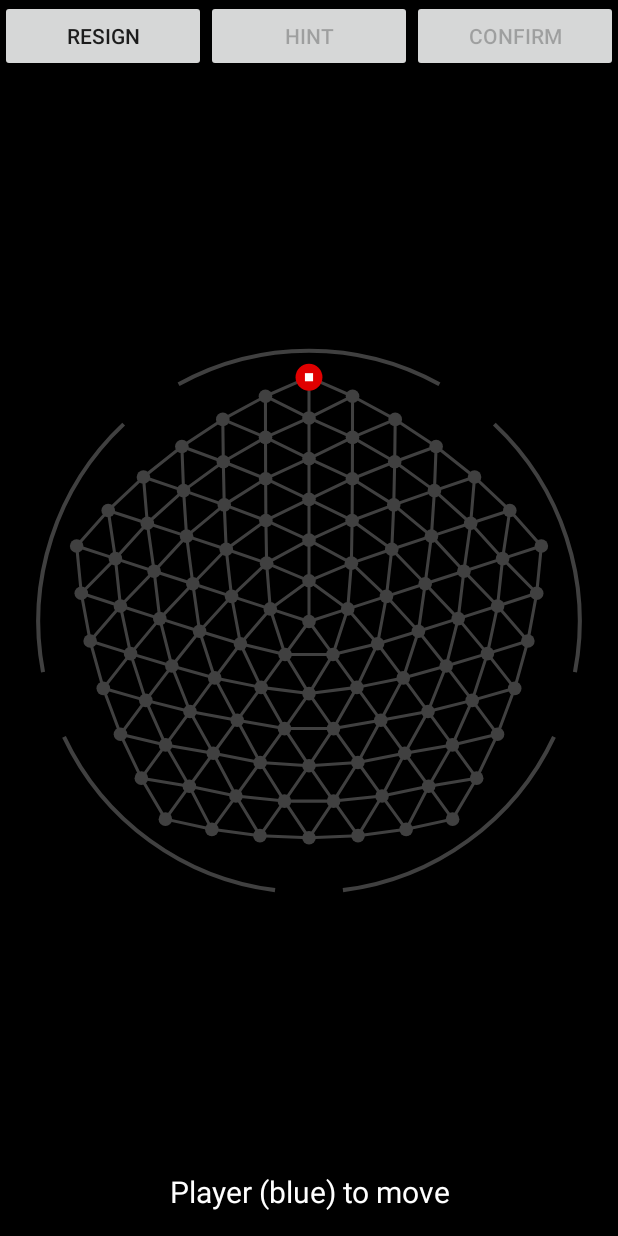
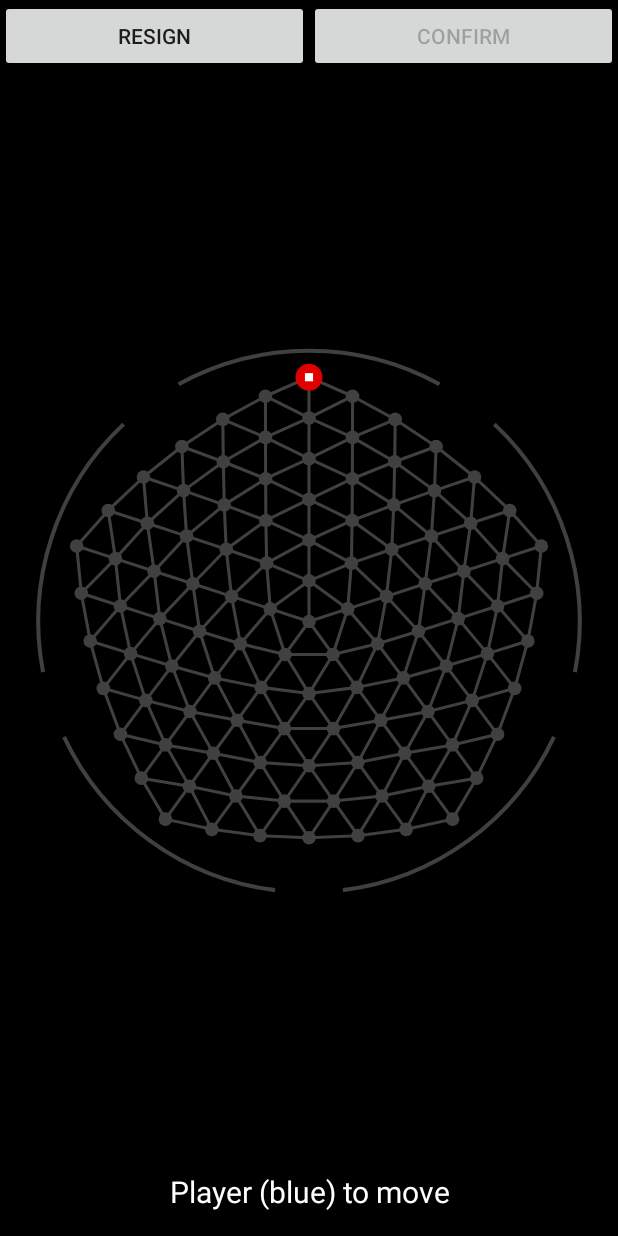
Before and after one commit to maksverver/AndroidPolyY, an Android app: the GameActivity screen opened directly, with no data from a screen before it, on a phone screen of 412 x 824 dp. Run offline under Robolectric (Android 15) with nearby library versions, the phone set to English and light mode, and no system bars.

Commit message:
Hide hint button in campaign mode.

```diff
--- a/app/src/main/java/ch/verver/poly_y/GameActivity.java
+++ b/app/src/main/java/ch/verver/poly_y/GameActivity.java
@@ -69,6 +69,7 @@ public class GameActivity extends Activity {
         aiPlayer = gameRegistry.getCurrentGameAiPlayer();
         aiConfig = gameRegistry.getCurrentGameAiConfig();
         inCampaign = gameRegistry.getCurrentGameIsCampaign();
+        hintButton.setVisibility(inCampaign ? View.GONE : View.VISIBLE);
         GameState gameState = gameRegistry.getCurrentGameState();
         if (gameState == null || (aiPlayer != 0 && aiConfig == null)) {
             Log.w(TAG, "Invalid game configuration!");
```
